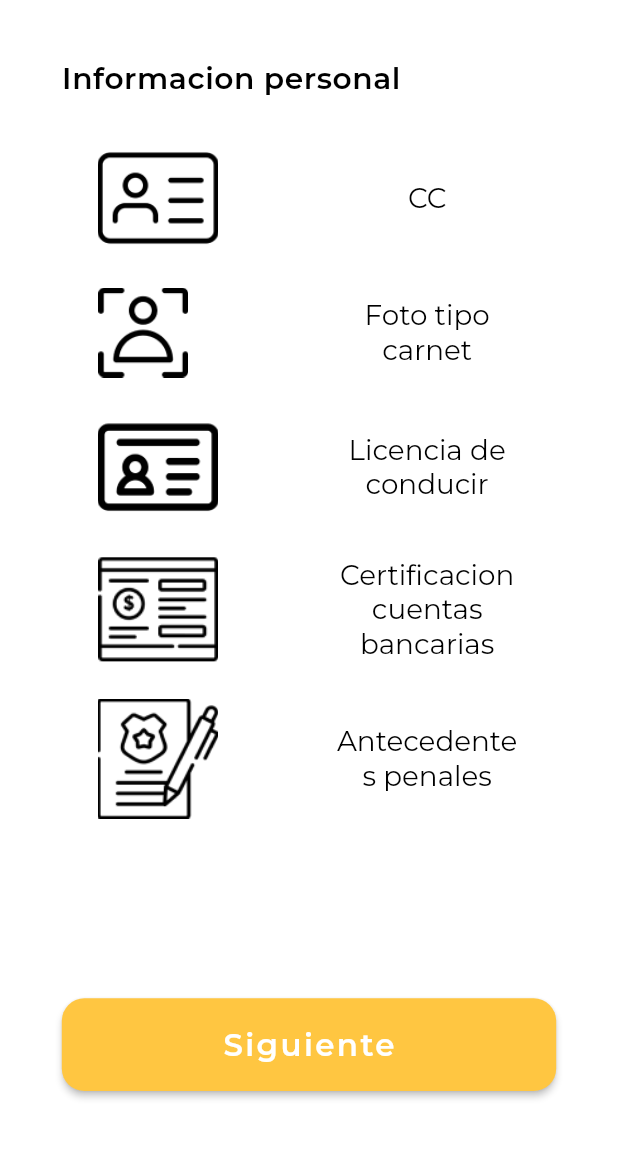
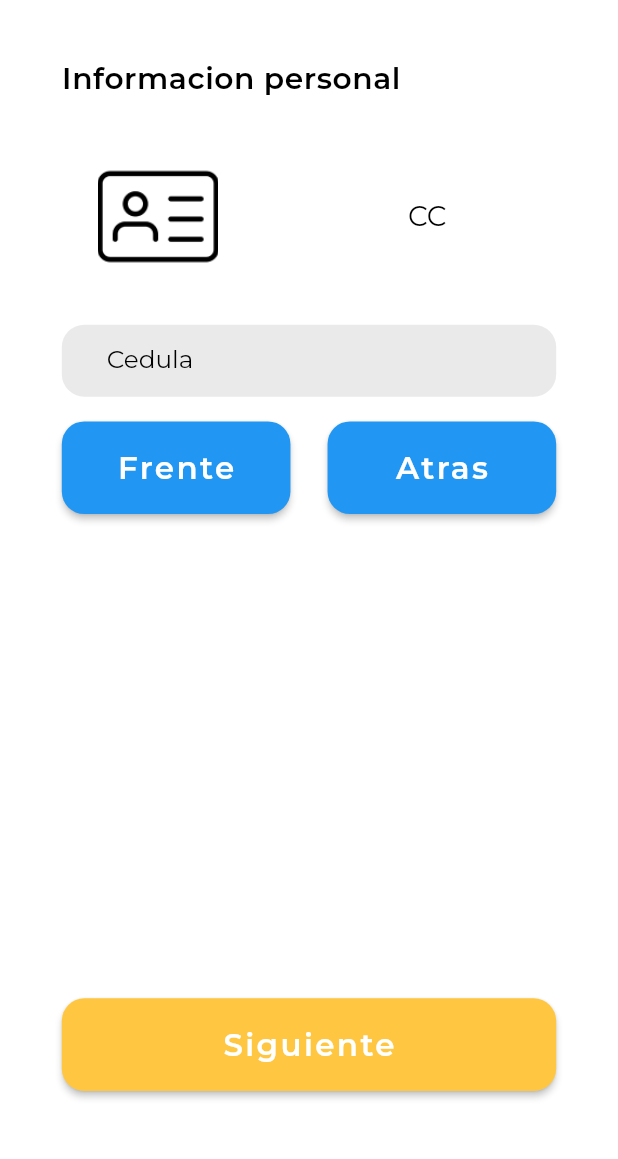
Before and after one commit to jrdeavila/Move, a Flutter app: the ApplicationForm screen opened directly, after a tap on "CC", on a phone screen of 412 x 824 dp, the part 61-1220 px from its top. Run offline on Flutter 3.47's test engine with Material 2 defaults, Android fonts, the phone set to English and light mode, and no system bars; our stand-ins replace animate_do, cloud_firestore, firebase_auth, firebase_core, get, get_it and 4 more; accounts and stored records are empty; statements that could not run were skipped.

Commit message:
changes in form

```diff
--- a/move_app/lib/src/presentation/pages/application/application.dart
+++ b/move_app/lib/src/presentation/pages/application/application.dart
@@ -1,2 +1,4 @@
 export 'package:move_app/lib.dart';
+export 'package:move_app/src/presentation/pages/application/automobile/automobile_information.dart';
+export 'package:move_app/src/presentation/pages/application/personal/personal_information.dart';
 export 'package:move_app/src/presentation/widgets/download.dart';
--- a/move_app/lib/src/presentation/pages/application/application_form.dart
+++ b/move_app/lib/src/presentation/pages/application/application_form.dart
@@ -8,9 +8,14 @@ class ApplicationForm extends StatefulWidget {
 }
 
 class _ApplicationFormState extends State<ApplicationForm> {
-  TextEditingController controllerCarBrand = TextEditingController();
-  TextEditingController controllerCarColor = TextEditingController();
-  TextEditingController controllerLicense = TextEditingController();
+  TextEditingController controllerDNI = TextEditingController();
+  TextEditingController controllerDriverLicense = TextEditingController();
+  TextEditingController controllerDriverLicenseConfirmation =
+      TextEditingController();
+
+  TextEditingController controllerDriverLicenseExpirationDate =
+      TextEditingController();
+
   bool showFirstListView = true;
   bool showInfoVehicule = false;
   String title = 'Informacion personal';
@@ -20,108 +25,6 @@ class _ApplicationFormState extends State<ApplicationForm> {
       showFirstListView = !showFirstListView;
       title = showFirstListView ? 'Informacion personal' : 'Datos del vehiculo';
     });
-  }
-
-  Widget buildPersonalInfoListView() {
-    return ListView(
-      children: [
-        InputDownload(
-          title: 'CC',
-          root: 'assets/images/cc.png',
-          onPressed: () {},
-          width: 80,
-          height: 70,
-        ),
-        InputDownload(
-          title: 'Foto tipo carnet',
-          root: 'assets/images/photo.png',
-          onPressed: () {},
-          width: 60,
-          height: 60,
-        ),
-        InputDownload(
-          title: 'Licencia de conducir',
-          root: 'assets/images/driving_license.png',
-          onPressed: () {},
-          width: 80,
-          height: 70,
-        ),
-        InputDownload(
-          title: 'Certificacion cuentas bancarias',
-          root: 'assets/images/account_certification.png',
-          onPressed: () {},
-          width: 80,
-          height: 70,
-        ),
-        InputDownload(
-          title: 'Antecedentes penales',
-          root: 'assets/images/criminal_record.png',
-          onPressed: () {},
-          width: 80,
-          height: 80,
-        ),
-      ],
-    );
-  }
-
-  Widget buildVehicleInfoListView() {
-    return ListView(
-      children: [
-        InputDownload(
-          title: 'Tarjeta de propiedad',
-          root: 'assets/images/property_card.png',
-          onPressed: () {
-            setState(() {
-              showInfoVehicule = !showInfoVehicule;
-            });
-          },
-          width: 90,
-          height: 80,
-        ),
-        showInfoVehicule
-            ? InputClassic(
-                labelText: 'Marca del automovil',
-                controller: controllerCarBrand,
-                isPassword: false,
-                isNumericKeyboard: false,
-              )
-            : InputDownload(
-                title: 'SOAT',
-                root: 'assets/images/soat.png',
-                onPressed: () {},
-                width: 80,
-                height: 70,
-              ),
-        showInfoVehicule
-            ? InputClassic(
-                labelText: 'Placa',
-                controller: controllerLicense,
-                isPassword: false,
-                isNumericKeyboard: false,
-              )
-            : InputDownload(
-                title: 'Tecnomecanica',
-                root: 'assets/images/technomechanical.png',
-                onPressed: () {},
-                width: 80,
-                height: 70,
-              ),
-        showInfoVehicule
-            ? InputClassic(
-                labelText: 'Color',
-                controller: controllerCarColor,
-                isPassword: false,
-                isNumericKeyboard: false,
-              )
-            : InputDownload(
-                title: 'Foto frontal y trasera',
-                root: 'assets/images/photo_car.png',
-                onPressed: () {},
-                width: 85,
-                height: 100,
-              ),
-      ],
-    );
   }
 
   @override
@@ -174,8 +77,15 @@ class _ApplicationFormState extends State<ApplicationForm> {
               SizedBox(
                 height: Dimensions.screenHeight * 0.7,
                 child: showFirstListView
-                    ? buildPersonalInfoListView()
-                    : buildVehicleInfoListView(),
+                    ? PersonalInformation(
+                        controllerDNI: controllerDNI,
+                        controllerDriverLicense: controllerDriverLicense,
+                        controllerDriverLicenseExpirationDate:
+                            controllerDriverLicenseExpirationDate,
+                        controllerDirverLicenseConfirmation:
+                            controllerDriverLicenseConfirmation,
+                      )
+                    : const AutomobileInformation(),
               ),
               showFirstListView
                   ? ButtonClassic(
--- /dev/null
+++ b/move_app/lib/src/presentation/pages/application/automobile/automobile.dart
@@ -0,0 +1,2 @@
+export 'package:move_app/lib.dart';
+export 'package:move_app/src/presentation/widgets/download.dart';
--- /dev/null
+++ b/move_app/lib/src/presentation/pages/application/personal/personal.dart
@@ -0,0 +1,2 @@
+export 'package:move_app/src/presentation/widgets/download.dart';
+export 'package:move_app/lib.dart';
--- /dev/null
+++ b/move_app/lib/src/presentation/pages/application/personal/personal_information.dart
@@ -0,0 +1,131 @@
+import 'personal.dart';
+
+class PersonalInformation extends StatefulWidget {
+  final TextEditingController controllerDNI;
+  final TextEditingController controllerDriverLicense;
+  final TextEditingController controllerDriverLicenseExpirationDate;
+  final TextEditingController controllerDirverLicenseConfirmation;
+
+  const PersonalInformation({
+    Key? key,
+    required this.controllerDNI,
+    required this.controllerDriverLicense,
+    required this.controllerDriverLicenseExpirationDate,
+    required this.controllerDirverLicenseConfirmation,
+  }) : super(key: key);
+  @override
+  State<PersonalInformation> createState() => _PersonalInformationState();
+}
+
+class _PersonalInformationState extends State<PersonalInformation> {
+  bool showInformationDNI = false;
+  bool showInformationDriverLicense = false;
+  Widget showInfoDNI() {
+    return (Column(
+      children: [
+        InputClassic(
+          labelText: 'Cedula',
+          controller: widget.controllerDNI,
+          isPassword: false,
+          isNumericKeyboard: false,
+          isDateInput: false,
+        ),
+        Row(
+          mainAxisAlignment: MainAxisAlignment.spaceBetween,
+          children: [
+            ButtonClassicSmall(
+              text: "Frente",
+              onPressed: () {},
+              color: Colors.blue,
+            ),
+            ButtonClassicSmall(
+              text: "Atras",
+              onPressed: () {},
+              color: Colors.blue,
+            ),
+          ],
+        )
+      ],
+    ));
+  }
+
+  Widget showInfoDriverLicense() {
+    return (Column(
+      children: [
+        InputClassic(
+          labelText: 'Numero licencia',
+          controller: widget.controllerDriverLicense,
+          isPassword: false,
+          isNumericKeyboard: false,
+          isDateInput: false,
+        ),
+        InputClassic(
+          labelText: 'Confirmar numero',
+          controller: widget.controllerDirverLicenseConfirmation,
+          isPassword: false,
+          isNumericKeyboard: false,
+          isDateInput: false,
+        ),
+        InputClassic(
+          labelText: 'Fecha de expiración',
+          controller: widget.controllerDriverLicenseExpirationDate,
+          isPassword: false,
+          isNumericKeyboard: false,
+          isDateInput: true,
+        ),
+      ],
+    ));
+  }
+
+  @override
+  Widget build(BuildContext context) {
+    return ListView(
+      children: [
+        if (!showInformationDriverLicense)
+          InputDownload(
+            title: 'CC',
+            root: 'assets/images/cc.png',
+            onPressed: () {
+              setState(() {
+                showInformationDNI = !showInformationDNI;
+              });
+            },
+            width: 80,
+            height: 70,
+          ),
+        if (!showInformationDNI && !showInformationDriverLicense)
+          InputDownload(
+            title: 'Foto tipo carnet',
+            root: 'assets/images/photo.png',
+            onPressed: () {},
+            width: 60,
+            height: 60,
+          ),
+        if (!showInformationDNI)
+          InputDownload(
+            title: 'Licencia de conducir',
+            root: 'assets/images/driving_license.png',
+            onPressed: () {
+              setState(() {
+                showInformationDriverLicense = !showInformationDriverLicense;
+              });
+            },
+            width: 80,
+            height: 70,
+          ),
+        if (!showInformationDNI && !showInformationDriverLicense)
+          InputDownload(
+            title: 'Antecedentes penales',
+            root: 'assets/images/criminal_record.png',
+            onPressed: () {},
+            width: 80,
+            height: 80,
+          ),
+        showInformationDNI ? showInfoDNI() : const SizedBox(),
+        showInformationDriverLicense
+            ? showInfoDriverLicense()
+            : const SizedBox(),
+      ],
+    );
+  }
+}
--- a/move_app/lib/src/presentation/pages/authentication/login.dart
+++ b/move_app/lib/src/presentation/pages/authentication/login.dart
@@ -88,6 +88,7 @@ class _LoginState extends State<Login> {
                               controller: controllerPhone,
                               isPassword: false,
                               isNumericKeyboard: true,
+                              isDateInput: false,
                             ),
                             SizedBox(
                               height: Dimensions.screenHeight * 0.02,
--- a/move_app/lib/src/presentation/pages/authentication/register.dart
+++ b/move_app/lib/src/presentation/pages/authentication/register.dart
@@ -73,30 +73,35 @@ class _RegisterState extends State<Register> {
                               controller: controllerName,
                               isPassword: false,
                               isNumericKeyboard: false,
+                              isDateInput: false,
                             ),
                             InputClassic(
                               labelText: 'Apellido',
                               controller: controllerLastName,
                               isPassword: false,
                               isNumericKeyboard: false,
+                              isDateInput: false,
                             ),
                             InputClassic(
                               labelText: 'Celular',
                               controller: controllerPhone,
                               isPassword: false,
                               isNumericKeyboard: true,
+                              isDateInput: false,
                             ),
                             InputClassic(
                               labelText: 'Correo',
                               controller: controllerEmail,
                               isPassword: false,
                               isNumericKeyboard: false,
+                              isDateInput: false,
                             ),
                             InputClassic(
                               labelText: 'Contraseña',
                               controller: controllerPassword,
                               isPassword: true,
                               isNumericKeyboard: false,
+                              isDateInput: false,
                             ),
                             SizedBox(
                               height: Dimensions.screenHeight * 0.02,
--- a/move_app/lib/src/presentation/pages/profile/details.dart
+++ b/move_app/lib/src/presentation/pages/profile/details.dart
@@ -66,24 +66,28 @@ class _DetailsState extends State<Details> {
                   controller: controllerName,
                   isPassword: false,
                   isNumericKeyboard: false,
+                  isDateInput: false,
                 ),
                 InputClassic(
                   labelText: 'Apellido',
                   controller: controllerLastName,
                   isPassword: false,
                   isNumericKeyboard: false,
+                  isDateInput: false,
                 ),
                 InputClassic(
                   labelText: 'Celular',
                   controller: controllerPhone,
                   isPassword: false,
                   isNumericKeyboard: true,
+                  isDateInput: false,
                 ),
                 InputClassic(
                   labelText: 'Correo',
                   controller: controllerEmail,
                   isPassword: false,
                   isNumericKeyboard: false,
+                  isDateInput: false,
                 ),
                 SizedBox(
                   height: Dimensions.screenHeight * 0.04,
--- a/move_app/lib/src/presentation/pages/profile/details_car.dart
+++ b/move_app/lib/src/presentation/pages/profile/details_car.dart
@@ -65,18 +65,21 @@ class _DetailsCarState extends State<DetailsCar> {
                   controller: controllerCarBrand,
                   isPassword: false,
                   isNumericKeyboard: false,
+                  isDateInput: false,
                 ),
                 InputClassic(
                   labelText: 'Color',
                   controller: controllerCarColor,
                   isPassword: false,
                   isNumericKeyboard: false,
+                  isDateInput: false,
                 ),
                 InputClassic(
                   labelText: 'Placa',
                   controller: controllerLicense,
                   isPassword: false,
                   isNumericKeyboard: true,
+                  isDateInput: false,
                 ),
                 SizedBox(
                   height: Dimensions.screenHeight * 0.04,
--- a/move_app/lib/src/presentation/widgets/download.dart
+++ b/move_app/lib/src/presentation/widgets/download.dart
@@ -8,9 +8,9 @@ class InputDownload extends StatelessWidget {
   final VoidCallback? onPressed;
 
   const InputDownload({
+    super.key,
     required this.title,
     this.onPressed,
-    super.key,
     required this.root,
     required this.width,
     required this.height,
@@ -19,7 +19,7 @@ class InputDownload extends StatelessWidget {
   @override
   Widget build(BuildContext context) {
     return Padding(
-      padding: EdgeInsets.only(bottom: Dimensions.screenHeight * 0.01),
+      padding: EdgeInsets.symmetric(vertical: Dimensions.screenHeight * 0.015),
       child: Container(
         constraints: BoxConstraints(
           maxWidth: Dimensions.screenWidth * 0.05,
--- a/move_app/pubspec.yaml
+++ b/move_app/pubspec.yaml
@@ -41,6 +41,7 @@ dependencies:
   google_fonts: ^6.1.0
   google_maps_flutter: ^2.5.0
   injectable: ^2.3.2
+  intl: ^0.18.1
   permission_handler: ^11.0.1
 
 dev_dependencies:
```
Also changed, not shown: move_app/lib/src/presentation/pages/application/automobile/automobile_information.dart (added, +48 -0 lines), move_app/lib/src/presentation/widgets/input.dart (+24 -1 lines), move_app/pubspec.lock.
